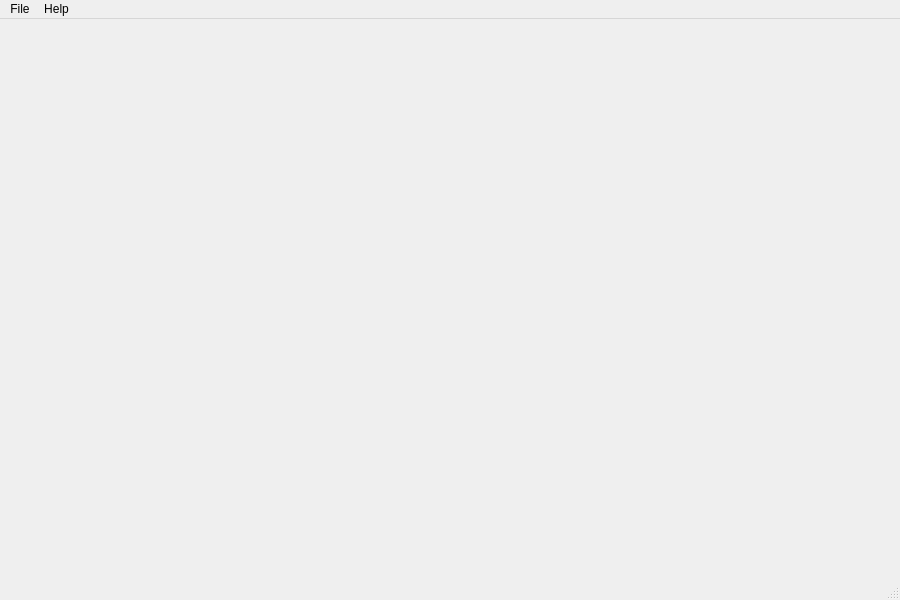
Qt form mainwindow.ui (followthwhiterabbit/HomeMap) before a commit.
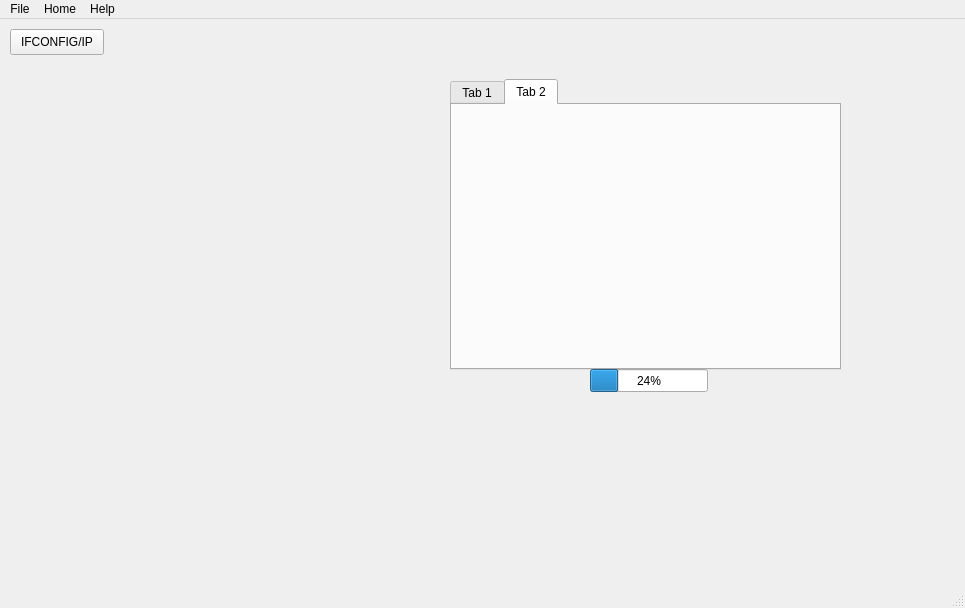
The same form after that commit.

Diff of the .ui file:
```diff
--- a/mainwindow.ui
+++ b/mainwindow.ui
@@ -6,8 +6,8 @@
    <rect>
     <x>0</x>
     <y>0</y>
-    <width>900</width>
-    <height>600</height>
+    <width>965</width>
+    <height>608</height>
    </rect>
   </property>
   <property name="windowTitle">
@@ -20,9 +20,9 @@
     </property>
     <property name="geometry">
      <rect>
-      <x>20</x>
-      <y>0</y>
-      <width>881</width>
+      <x>-30</x>
+      <y>-20</y>
+      <width>891</width>
       <height>551</height>
      </rect>
     </property>
@@ -106,7 +106,67 @@
       </property>
      </widget>
     </widget>
-    <widget class="QWidget" name="HomePage"/>
+    <widget class="QWidget" name="HomePage">
+     <widget class="QPushButton" name="ifconfig_button">
+      <property name="geometry">
+       <rect>
+        <x>40</x>
+        <y>30</y>
+        <width>94</width>
+        <height>26</height>
+       </rect>
+      </property>
+      <property name="text">
+       <string>IFCONFIG/IP</string>
+      </property>
+     </widget>
+     <widget class="QTabWidget" name="tabWidget">
+      <property name="geometry">
+       <rect>
+        <x>480</x>
+        <y>80</y>
+        <width>391</width>
+        <height>291</height>
+       </rect>
+      </property>
+      <property name="currentIndex">
+       <number>1</number>
+      </property>
+      <widget class="QWidget" name="tab">
+       <attribute name="title">
+        <string>Tab 1</string>
+       </attribute>
+      </widget>
+      <widget class="QWidget" name="tab_2">
+       <attribute name="title">
+        <string>Tab 2</string>
+       </attribute>
+      </widget>
+     </widget>
+     <widget class="QProgressBar" name="progressBar">
+      <property name="geometry">
+       <rect>
+        <x>620</x>
+        <y>370</y>
+        <width>118</width>
+        <height>23</height>
+       </rect>
+      </property>
+      <property name="value">
+       <number>24</number>
+      </property>
+     </widget>
+     <widget class="QWidget" name="widget" native="true">
+      <property name="geometry">
+       <rect>
+        <x>60</x>
+        <y>90</y>
+        <width>361</width>
+        <height>281</height>
+       </rect>
+      </property>
+     </widget>
+    </widget>
    </widget>
   </widget>
   <widget class="QStatusBar" name="statusbar"/>
@@ -118,7 +178,7 @@
     <rect>
      <x>0</x>
      <y>0</y>
-     <width>900</width>
+     <width>965</width>
      <height>23</height>
     </rect>
    </property>
@@ -141,7 +201,13 @@
     <addaction name="actionInfo"/>
     <addaction name="actionVersion"/>
    </widget>
+   <widget class="QMenu" name="menuHome">
+    <property name="title">
+     <string>Home</string>
+    </property>
+   </widget>
    <addaction name="menuFile"/>
+   <addaction name="menuHome"/>
    <addaction name="menuHelp"/>
   </widget>
   <action name="actionNew">
```
Left out of the diff: 32 changed lines with no effect on the pictures.
